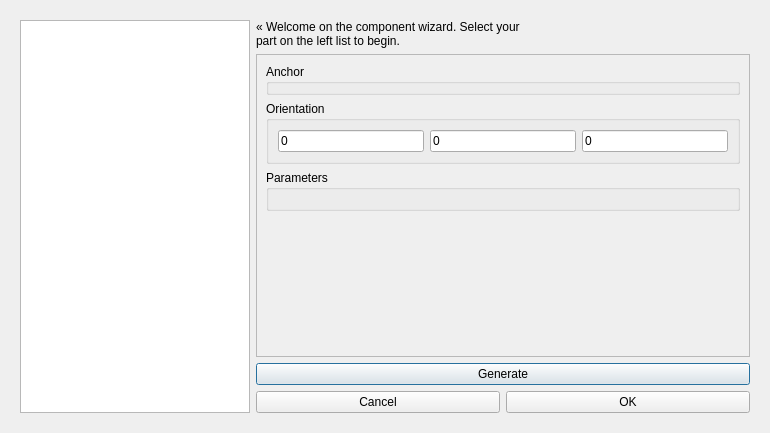
This is gui/ComponentWizard.ui in RhobanProject/MetabotStudio as Qt 5 draws it before an edit. The edited form follows.
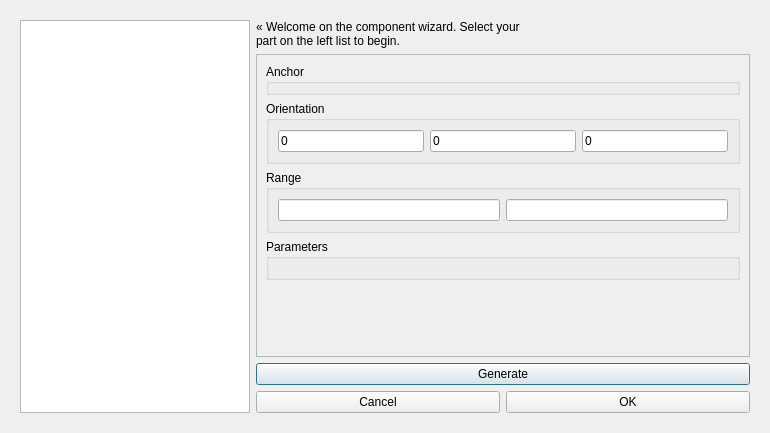
This is the edited form. Icons and pictures are not drawn.

Patch:
```diff
--- a/gui/ComponentWizard.ui
+++ b/gui/ComponentWizard.ui
@@ -176,6 +176,21 @@
               </layout>
              </widget>
             </item>
+            <item>
+             <widget class="QGroupBox" name="range">
+              <property name="title">
+               <string>Range</string>
+              </property>
+              <layout class="QHBoxLayout" name="horizontalLayout_6">
+               <item>
+                <widget class="QLineEdit" name="min"/>
+               </item>
+               <item>
+                <widget class="QLineEdit" name="max"/>
+               </item>
+              </layout>
+             </widget>
+            </item>
             <item>
              <widget class="QGroupBox" name="parameters">
               <property name="sizePolicy">
```
